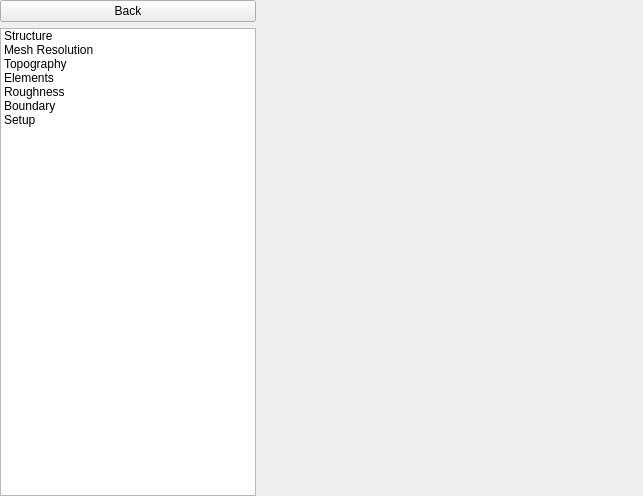
vcloarec/ReosProject, file src/ui/reosedithydraulicstructure2dwidget.ui: the form before one commit.
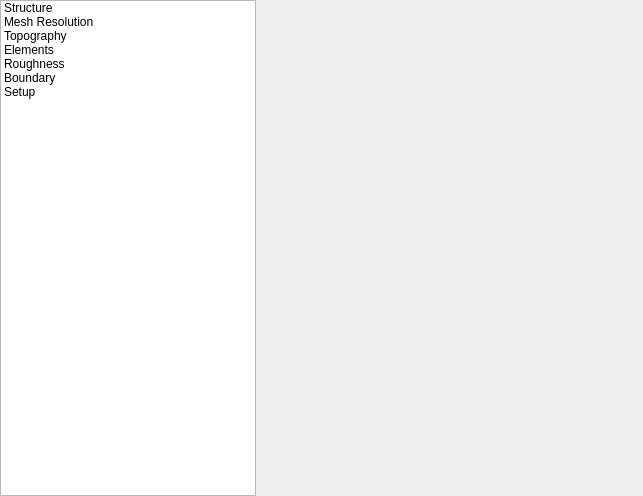
The form after the commit. Icons and pictures are not drawn.

What changed in the file:
```diff
--- a/src/ui/reosedithydraulicstructure2dwidget.ui
+++ b/src/ui/reosedithydraulicstructure2dwidget.ui
@@ -27,7 +27,7 @@
     <number>0</number>
    </property>
    <item row="0" column="0">
-    <layout class="QVBoxLayout" name="verticalLayout_2">
+    <layout class="QVBoxLayout" name="verticalLayout_2" stretch="0,1">
      <property name="leftMargin">
       <number>0</number>
      </property>
@@ -35,11 +35,7 @@
       <number>0</number>
      </property>
      <item>
-      <widget class="QPushButton" name="mBackButton">
-       <property name="text">
-        <string>Back</string>
-       </property>
-      </widget>
+      <layout class="QHBoxLayout" name="mPropertiesToolBarLayout"/>
      </item>
      <item>
       <widget class="QListWidget" name="mOptionListWidget">
```
